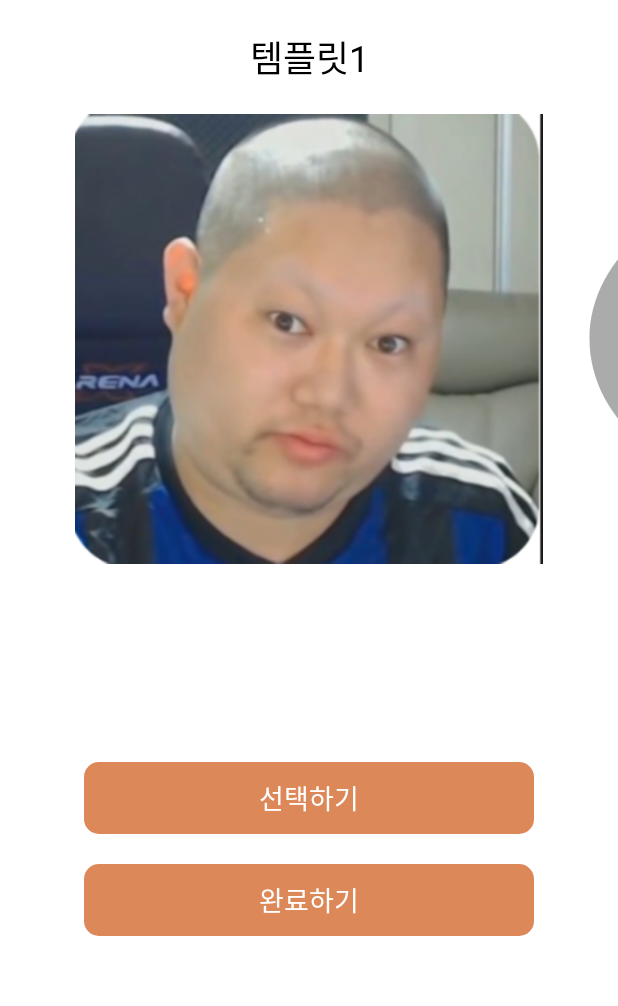
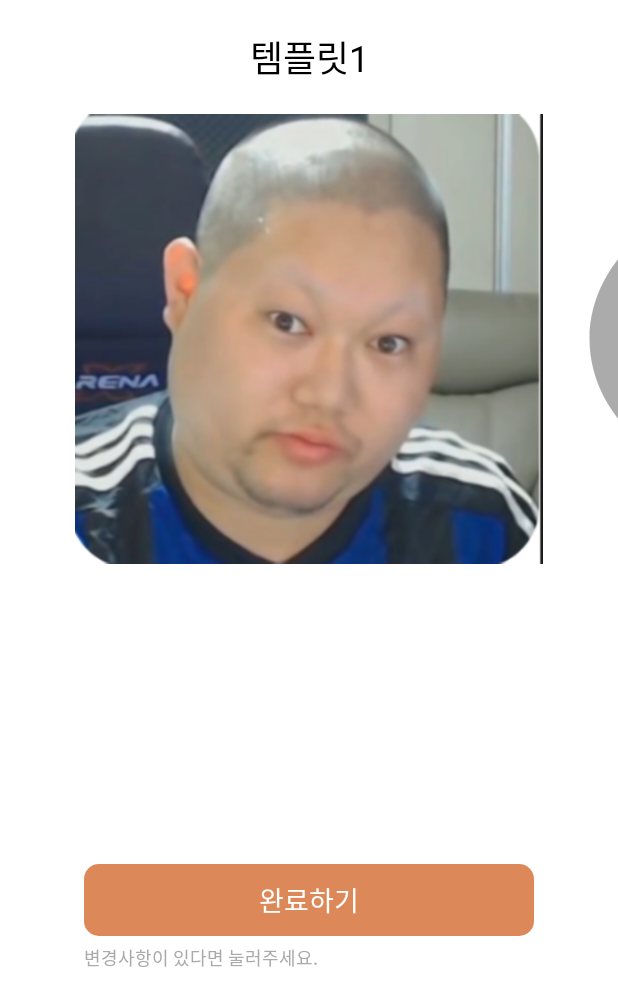
Before and after one commit to tukcomCD2024/SnowBall, an Android app: the ChooseTemplateFragment screen opened directly, with no data from a screen before it, on a phone screen of 412 x 824 dp. Shown: the top 1006 px of the screen. Run offline under Robolectric (Android 15) with nearby library versions, the phone set to English and light mode, and no system bars; our stand-ins replace data binding.

Commit message:
[#25] ChooseTemplate UI 수정
선택하기 버튼 삭제 및 뷰페이저 아이템 클릭시 화면 넘어가게

```diff
--- a/Android/app/src/main/java/com/snowball/memetory/presentation/ui/generatememe/ChooseTemplateFragment.kt
+++ b/Android/app/src/main/java/com/snowball/memetory/presentation/ui/generatememe/ChooseTemplateFragment.kt
@@ -13,6 +13,7 @@ import androidx.viewpager2.widget.ViewPager2
 import com.snowball.memetory.R
 import com.snowball.memetory.databinding.FragmentChooseTemplateBinding
 import com.snowball.memetory.presentation.ui.generatememe.adapter.TemplateDetailVPAdater
+import com.snowball.memetory.presentation.ui.generatememe.adapter.TemplateRVAdater
 import kotlin.math.abs
 
 class ChooseTemplateFragment : Fragment() {
@@ -37,9 +38,7 @@ class ChooseTemplateFragment : Fragment() {
         super.onViewCreated(view, savedInstanceState)
 
         navController = Navigation.findNavController(view)
-        binding.chooseBtn.setOnClickListener {
-            navController.navigate(R.id.action_chooseTemplateFragment_to_sceneDetailFragment)
-        }
+
         binding.confirmBtn.setOnClickListener {
             navController.navigate(R.id.action_chooseTemplateFragment_to_previewFragment)
         }
@@ -53,9 +52,15 @@ class ChooseTemplateFragment : Fragment() {
             R.drawable.gamst,
             R.drawable.ic_play_circle_32
         )
+        var templtVPAdapter = TemplateDetailVPAdater(imgRes)
+        binding.templateViewPager.adapter = templtVPAdapter
+        setOffsetBetweenPages()
 
-        binding.templateViewPager.adapter = TemplateDetailVPAdater(imgRes)
-        setOffsetBetweenPages()
+        templtVPAdapter.itemClickListener = object : TemplateDetailVPAdater.OnItemClickListener {
+            override fun onItemClick(view: View, position: Int) {
+                navController.navigate(R.id.action_chooseTemplateFragment_to_sceneDetailFragment)
+            }
+        }
 
         binding.templateViewPager.registerOnPageChangeCallback(object : ViewPager2.OnPageChangeCallback() { // 페이지 바뀔때마다
             override fun onPageSelected(position: Int) { // 이 페이지의 번호가 선택되면
--- a/Android/app/src/main/java/com/snowball/memetory/presentation/ui/generatememe/adapter/TemplateDetailVPAdater.kt
+++ b/Android/app/src/main/java/com/snowball/memetory/presentation/ui/generatememe/adapter/TemplateDetailVPAdater.kt
@@ -11,6 +11,11 @@ import com.snowball.memetory.databinding.ItemTemplateDetailBinding
 class TemplateDetailVPAdater(private val imgRes: ArrayList<Int>)
     : RecyclerView.Adapter<TemplateDetailVPAdater.ViewHolder>() {
 
+    interface OnItemClickListener {
+        fun onItemClick(view: View, position: Int)
+    }
+
+    var itemClickListener: OnItemClickListener? = null
     override fun onCreateViewHolder(
         parent: ViewGroup,
         viewType: Int
@@ -29,5 +34,10 @@ class TemplateDetailVPAdater(private val imgRes: ArrayList<Int>)
 
     inner class ViewHolder(binding : ItemTemplateDetailBinding): RecyclerView.ViewHolder(binding.root) {
         val img = binding.templateImg
+        init {
+            itemView.setOnClickListener {
+                itemClickListener?.onItemClick(it, adapterPosition)
+            }
+        }
     }
 }
--- a/Android/app/src/main/res/layout/fragment_choose_template.xml
+++ b/Android/app/src/main/res/layout/fragment_choose_template.xml
@@ -34,20 +34,6 @@
             app:layout_constraintTop_toBottomOf="@id/titleText" />
 
         <androidx.appcompat.widget.AppCompatButton
-            android:id="@+id/chooseBtn"
-            android:layout_width="300dp"
-            android:layout_height="wrap_content"
-            android:background="@drawable/corner_radius_10"
-            android:backgroundTint="@color/mainBtn"
-            android:textAppearance="@style/TextAppearance.App.button"
-            android:textColor="@color/white"
-            android:text="선택하기"
-            android:layout_marginBottom="20dp"
-            app:layout_constraintBottom_toTopOf="@+id/confirmBtn"
-            app:layout_constraintStart_toStartOf="parent"
-            app:layout_constraintEnd_toEndOf="parent" />
-
-        <androidx.appcompat.widget.AppCompatButton
             android:id="@+id/confirmBtn"
             android:layout_width="300dp"
             android:layout_height="wrap_content"
@@ -61,5 +47,16 @@
             app:layout_constraintStart_toStartOf="parent"
             app:layout_constraintEnd_toEndOf="parent" />
 
+        <androidx.appcompat.widget.AppCompatTextView
+            android:id="@+id/alertText"
+            android:layout_width="wrap_content"
+            android:layout_height="wrap_content"
+            android:textAppearance="@style/TextAppearance.App.body3"
+            android:textColor="@android:color/darker_gray"
+            android:text="변경사항이 있다면 눌러주세요."
+            android:layout_marginTop="5dp"
+            app:layout_constraintStart_toStartOf="@id/confirmBtn"
+            app:layout_constraintTop_toBottomOf="@id/confirmBtn" />
+
     </androidx.constraintlayout.widget.ConstraintLayout>
 </layout>
```
